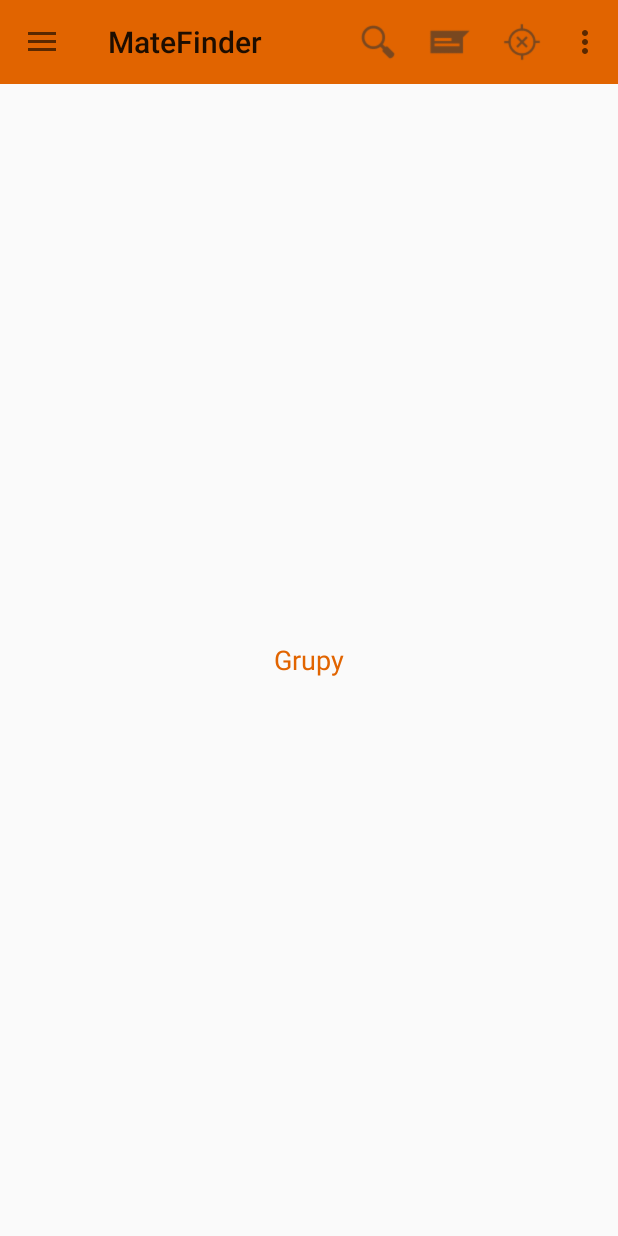
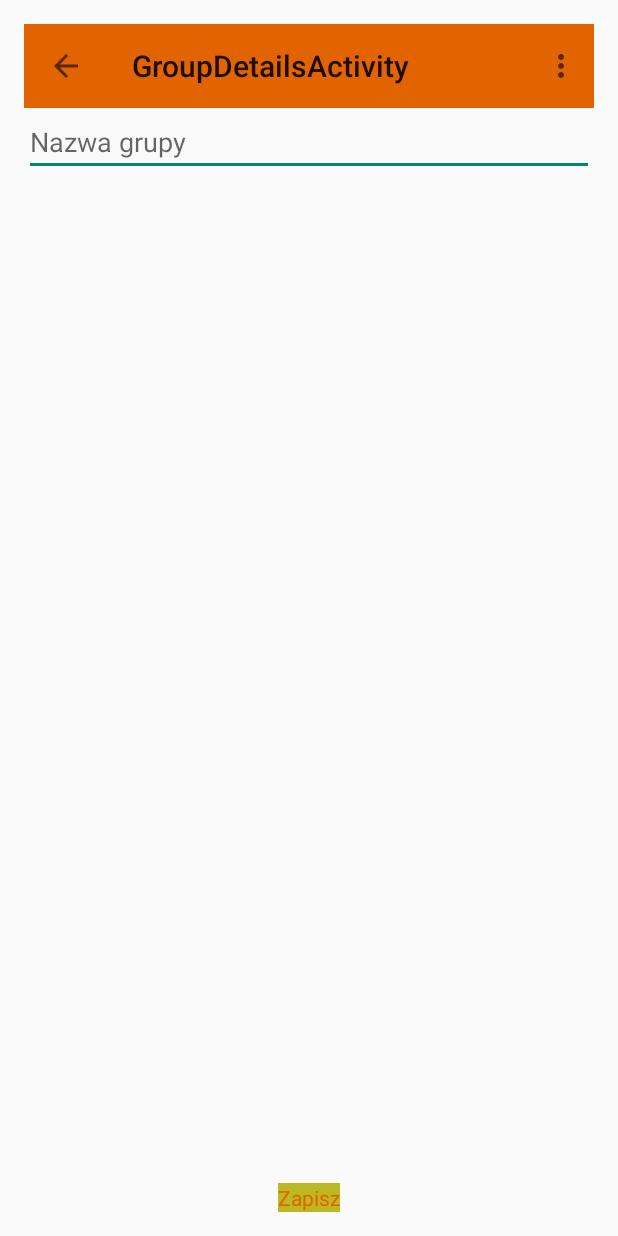
Before and after one commit to apigon/ZPI, an Android app: the MainActivity screen opened directly, with no data from a screen before it, in the options menu, after a tap on "Dodaj grupę", on a phone screen of 412 x 824 dp. Run offline under Robolectric (Android 15) with nearby library versions, the phone set to English and light mode, and no system bars; our stand-ins replace Volley; 1 statement that could not run was skipped.

Commit message:
Zapis ustawień do SQLite. Tworzenie nowej grupy.

```diff
--- a/MateFinder/app/src/main/java/pl/mf/zpi/matefinder/MainActivity.java
+++ b/MateFinder/app/src/main/java/pl/mf/zpi/matefinder/MainActivity.java
@@ -18,8 +18,6 @@ import android.support.v7.app.ActionBarDrawerToggle;
 import android.support.v7.widget.LinearLayoutManager;
 import android.support.v7.widget.RecyclerView;
 import android.view.View;
-import android.view.GestureDetector;
-import android.view.MotionEvent;
 import android.widget.Toast;
 
 import pl.mf.zpi.matefinder.helper.SQLiteHandler;
@@ -153,6 +151,11 @@ public class MainActivity extends ActionBarActivity {
         finish(); //tylko tutaj finish() ma uzasadnienie !!!
     }
 
+    private void createGroup(){
+        Intent intent = new Intent(this, AddGroupActivity.class);
+        startActivity(intent);
+    }
+
     @Override
     public boolean onOptionsItemSelected(MenuItem item) {
         Toast toast;
@@ -182,8 +185,7 @@ public class MainActivity extends ActionBarActivity {
                 toast.show();
                 return true;
             case R.id.action_add_group:
-                toast = Toast.makeText(this, "Przepraszamy, dodawanie grup jeszcze nie gotowe", Toast.LENGTH_SHORT);
-                toast.show();
+                createGroup();
                 return true;
             case R.id.action_search:
                 toast = Toast.makeText(this, "Przepraszamy, wyszukiwanie znajomych jeszcze nie gotowe", Toast.LENGTH_SHORT);
--- /dev/null
+++ b/MateFinder/app/src/main/res/layout/activity_add_group.xml
@@ -0,0 +1,37 @@
+<LinearLayout xmlns:android="http://schemas.android.com/apk/res/android"
+    xmlns:tools="http://schemas.android.com/tools"
+    android:layout_width="match_parent"
+    android:layout_height="match_parent"
+    android:paddingLeft="@dimen/activity_horizontal_margin"
+    android:paddingRight="@dimen/activity_horizontal_margin"
+    android:paddingTop="@dimen/activity_vertical_margin"
+    android:paddingBottom="@dimen/activity_vertical_margin"
+    android:orientation="vertical"
+    tools:context="pl.mf.zpi.matefinder.AddGroupActivity">
+
+    <include
+        android:id="@+id/app_bar"
+        layout="@layout/app_bar" />
+
+
+
+    <RelativeLayout
+        android:layout_width="match_parent"
+        android:layout_height="wrap_content">
+        <EditText
+            android:layout_width="match_parent"
+            android:layout_height="wrap_content"
+            android:id="@+id/nazwa"
+            android:hint="@string/edit_group_nazwa_grupy"
+            android:maxLength="20"/>
+
+        <Button
+            android:layout_width="wrap_content"
+            android:layout_height="wrap_content"
+            android:layout_centerHorizontal="true"
+            android:id="@+id/zapisz"
+            android:text="@string/edit_group_zapisz"
+            android:layout_alignParentBottom="true" />
+    </RelativeLayout>
+
+</LinearLayout>
--- a/MateFinder/app/src/main/res/layout/zakladka_grup.xml
+++ b/MateFinder/app/src/main/res/layout/zakladka_grup.xml
@@ -3,13 +3,9 @@
     android:layout_width="match_parent"
     android:layout_height="match_parent">
 
-    <TextView
-        android:layout_width="wrap_content"
-        android:layout_height="wrap_content"
-        android:textAppearance="?android:attr/textAppearanceMedium"
-        android:text="Grupy"
-        android:id="@+id/textView"
-        android:layout_centerVertical="true"
-        android:layout_centerHorizontal="true" />
+    <ListView
+        android:layout_width="match_parent"
+        android:layout_height="match_parent"
+        android:id ="@+id/listaGrup"/>
 
 </RelativeLayout>
--- /dev/null
+++ b/MateFinder/app/src/main/res/menu/menu_add_group.xml
@@ -0,0 +1,7 @@
+<menu xmlns:android="http://schemas.android.com/apk/res/android"
+    xmlns:app="http://schemas.android.com/apk/res-auto"
+    xmlns:tools="http://schemas.android.com/tools"
+    tools:context="pl.mf.zpi.matefinder.AddGroupActivity">
+    <item android:id="@+id/action_settings" android:title="@string/action_settings"
+        android:orderInCategory="100" app:showAsAction="never" />
+</menu>
--- a/MateFinder/app/src/main/res/values/strings.xml
+++ b/MateFinder/app/src/main/res/values/strings.xml
@@ -71,4 +71,9 @@
     <string name="title_activity_maps">Mapy</string>
 
     <string name="hello_world">Hello world!</string>
+    <string name="title_activity_group_details">GroupDetailsActivity</string>
+
+    <!--Edycja grupy-->
+    <string name="edit_group_nazwa_grupy">Nazwa grupy</string>
+    <string name="edit_group_zapisz">Zapisz</string>
 </resources>
```
Also changed, not shown: MateFinder/app/src/main/AndroidManifest.xml (+12 -7 lines), MateFinder/app/src/main/java/pl/mf/zpi/matefinder/AddGroupActivity.java (added, +173 -0 lines), MateFinder/app/src/main/java/pl/mf/zpi/matefinder/SettingsActivity.java (+19 -4 lines), MateFinder/app/src/main/java/pl/mf/zpi/matefinder/helper/SQLiteHandler.java (+71 -6 lines), MateFinder/app/src/main/res/layout/activity_settings.xml (+21 -21 lines), MateFinder/app/src/main/res/layout/group_list_element.xml (added, +12 -0 lines), MateFinder/app/src/main/res/drawable/ic_action_new.png (added), 2 other files.
